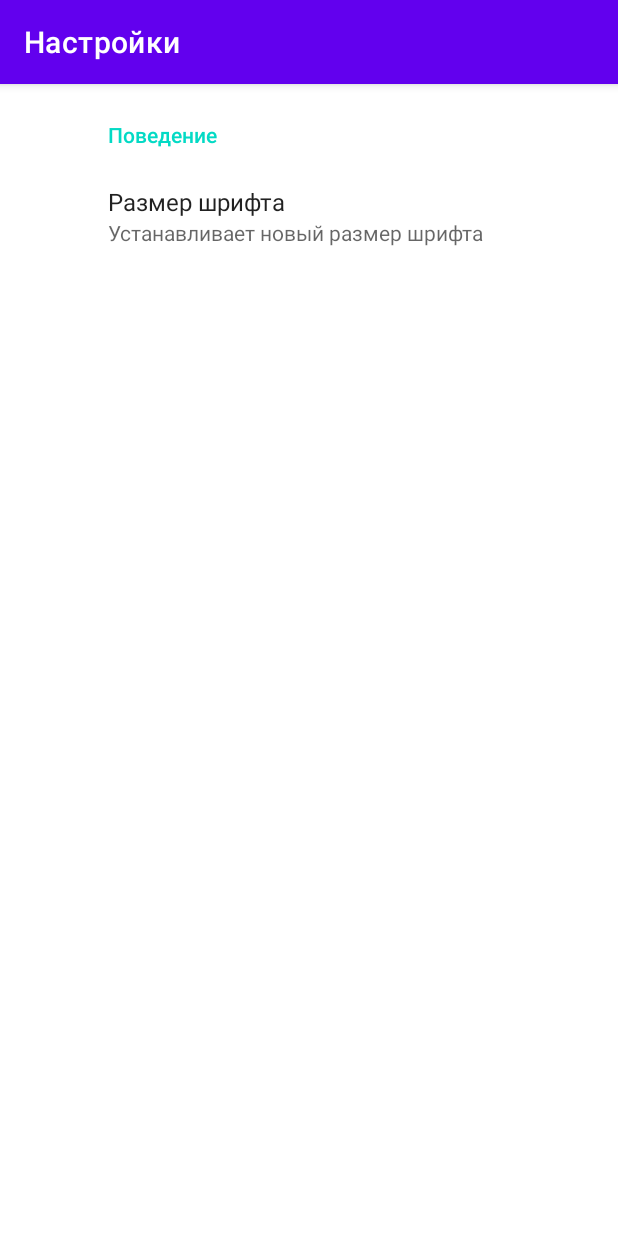
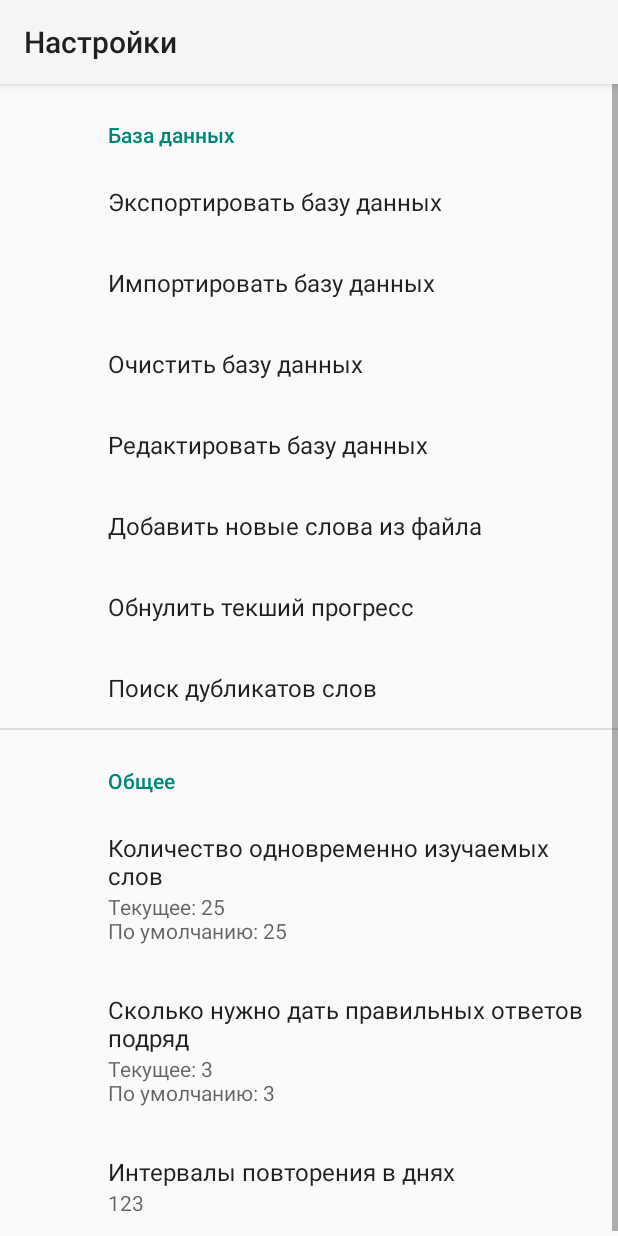
Before and after one commit to Escalt4/Simple-Spaced-Repetition, an Android app: the SettingsActivity screen opened directly, with no data from a screen before it, on a phone screen of 412 x 824 dp. Run offline under Robolectric (Android 15) with nearby library versions, the phone set to English and light mode, and no system bars; our stand-ins replace androidx.preference.

Commit message:
Commit 4

```diff
--- a/app/src/main/AndroidManifest.xml
+++ b/app/src/main/AndroidManifest.xml
@@ -19,7 +19,7 @@
         android:roundIcon="@mipmap/ic_launcher_round"
         android:screenOrientation="portrait"
         android:supportsRtl="true"
-        android:theme="@style/Theme.SimpleIntervals"
+        android:theme="@style/Theme.AppCompat.DayNight"
         tools:targetApi="31">
         <activity
             android:name=".SettingsActivity"
--- a/app/src/main/java/com/example/simpleintervals/LearnWordActivity.java
+++ b/app/src/main/java/com/example/simpleintervals/LearnWordActivity.java
@@ -19,7 +19,7 @@ import java.util.Collections;
 import java.util.List;
 
 public class LearnWordActivity extends AppCompatActivity {
-    public static final String DATABASE_FILE_NAME = "DataBase.txt";
+    public static final String DATABASE_FILE_NAME = "DATABASE";
     public static final Integer QUANTITY_SIMULTANEOUSLY_INDEXES_IN_USE = 25;
     public static final Integer REQUIRED_QUANTITY_CORRECT_ANSWERS = 3;
     public static final Integer[] INTERVALS = {86400, 172800, 432000, 1123200, 2678400, 6739200, 16848000, 42163200, 105494400, 263692800, 659145600, 1647907200};
--- a/app/src/main/java/com/example/simpleintervals/SettingsActivity.java
+++ b/app/src/main/java/com/example/simpleintervals/SettingsActivity.java
@@ -4,7 +4,6 @@ import android.app.Activity;
 import android.content.Intent;
 import android.net.Uri;
 import android.os.Bundle;
-import android.preference.PreferenceActivity;
 import android.util.Log;
 import android.view.View;
 import android.widget.Toast;
@@ -16,15 +15,14 @@ import java.io.FileOutputStream;
 import java.io.InputStream;
 
 
-public class SettingsActivity extends AppCompatActivity {
-    public static final String DATABASE_FILE_NAME = "DataBase.txt";
-
-    // экспорт и импорт все базы данных
-    // убрать расширение txt
+public class SettingsActivity extends AppCompatActivity  {
+    public static final String DATABASE_FILE_NAME = "DATABASE";
+    public static final String SCHEDULED_FILE_NAME = "SCHEDULED";
 
     @Override
     protected void onCreate(Bundle savedInstanceState) {
         super.onCreate(savedInstanceState);
+
         setContentView(R.layout.activity_settings);
 
         getSupportFragmentManager()
@@ -33,8 +31,8 @@ public class SettingsActivity extends AppCompatActivity {
                 .commit();
 
         this.setTitle("Настройки");
+    }
 
-    }
 
     // добавление новых слов в базу данных
     // выбор файла со словами
@@ -43,7 +41,6 @@ public class SettingsActivity extends AppCompatActivity {
         intent.addCategory(Intent.CATEGORY_OPENABLE);
         intent.setType("*/*");
         startActivityForResult(intent, 0);
-
     }
 
     // чтение выбраного файла
--- a/app/src/main/java/com/example/simpleintervals/SettingsFragment.java
+++ b/app/src/main/java/com/example/simpleintervals/SettingsFragment.java
@@ -1,7 +1,13 @@
 package com.example.simpleintervals;
 
+import android.app.Dialog;
 import android.os.Bundle;
+import android.util.Log;
+import android.view.LayoutInflater;
+import android.view.View;
+import android.widget.EditText;
 
+import androidx.preference.Preference;
 import androidx.preference.PreferenceFragmentCompat;
 
 public class SettingsFragment extends PreferenceFragmentCompat {
@@ -10,4 +16,17 @@ public class SettingsFragment extends PreferenceFragmentCompat {
     public void onCreatePreferences(Bundle savedInstanceState, String rootKey) {
         addPreferencesFromResource(R.xml.settings);
     }
+
+    @Override
+    public boolean onPreferenceTreeClick (Preference preference)
+    {
+        String key = preference.getKey();
+        Log.d("SimpleIntervals", key);
+//        if(key.equals("someKey")){
+//            // do your work
+//            return true;
+//        }
+        return false;
+    }
+
 }
--- a/app/src/main/res/layout/activity_settings.xml
+++ b/app/src/main/res/layout/activity_settings.xml
@@ -1,6 +1,6 @@
 <?xml version="1.0" encoding="utf-8"?>
-<androidx.fragment.app.FragmentContainerView
-    xmlns:android="http://schemas.android.com/apk/res/android"
+<androidx.fragment.app.FragmentContainerView xmlns:android="http://schemas.android.com/apk/res/android"
     android:id="@+id/settings_container"
     android:layout_width="match_parent"
-    android:layout_height="match_parent" />
+    android:layout_height="match_parent"
+    android:theme="@style/Theme.SimpleIntervals" />
--- a/app/src/main/res/values-night/themes.xml
+++ b/app/src/main/res/values-night/themes.xml
@@ -1,6 +1,6 @@
 <resources xmlns:tools="http://schemas.android.com/tools">
     <!-- Base application theme. -->
-    <style name="Theme.SimpleIntervals" parent="Theme.MaterialComponents.DayNight.DarkActionBar">
+    <style name="Theme.SimpleIntervals" parent="Theme.AppCompat.DayNight">
         <!-- Primary brand color. -->
         <item name="colorPrimary">@color/purple_200</item>
         <item name="colorPrimaryVariant">@color/purple_700</item>
@@ -12,7 +12,5 @@
         <!-- Status bar color. -->
         <item name="android:statusBarColor" tools:targetApi="l">?attr/colorPrimaryVariant</item>
         <!-- Customize your theme here. -->
-<!--        <item name="windowActionBar">false</item>-->
-<!--        <item name="windowNoTitle">true</item>-->
     </style>
 </resources>
--- a/app/src/main/res/values/themes.xml
+++ b/app/src/main/res/values/themes.xml
@@ -1,6 +1,6 @@
 <resources xmlns:tools="http://schemas.android.com/tools">
     <!-- Base application theme. -->
-    <style name="Theme.SimpleIntervals" parent="Theme.MaterialComponents.DayNight.DarkActionBar">
+    <style name="Theme.SimpleIntervals" parent="Theme.AppCompat.DayNight">
         <!-- Primary brand color. -->
         <item name="colorPrimary">@color/purple_500</item>
         <item name="colorPrimaryVariant">@color/purple_700</item>
@@ -12,7 +12,5 @@
         <!-- Status bar color. -->
         <item name="android:statusBarColor" tools:targetApi="l">?attr/colorPrimaryVariant</item>
         <!-- Customize your theme here. -->
-<!--        <item name="windowActionBar">false</item>-->
-<!--        <item name="windowNoTitle">true</item>-->
     </style>
 </resources>
--- a/app/src/main/res/xml/settings.xml
+++ b/app/src/main/res/xml/settings.xml
@@ -1,16 +1,56 @@
 <?xml version="1.0" encoding="utf-8"?>
-<PreferenceScreen xmlns:android="http://schemas.android.com/apk/res/android"
-    android:theme="@style/Theme.AppCompat.DayNight.DarkActionBar"
-    android:padding="15dp">
+<PreferenceScreen xmlns:android="http://schemas.android.com/apk/res/android">
 
-    <PreferenceCategory android:title="Поведение">
+    <PreferenceCategory android:title="База данных">
+        <Preference
+            android:key="key1"
+            android:title="Экспортировать базу данных" />
+
+        <Preference
+            android:key="key2"
+            android:title="Импортировать базу данных" />
+
+        <Preference
+            android:key="key3"
+            android:title="Очистить базу данных" />
+
+        <Preference
+            android:key="key4"
+            android:title="Редактировать базу данных" />
+
+        <Preference
+            android:key="key5"
+            android:title="Добавить новые слова из файла" />
+
+        <Preference
+            android:key="key6"
+            android:title="Обнулить текший прогресс" />
+
+        <Preference
+            android:key="key7"
+            android:title="Поиск дубликатов слов" />
+
+    </PreferenceCategory>
+
+    <PreferenceCategory android:title="Общее">
 
         <EditTextPreference
-            android:defaultValue="14"
-            android:dialogTitle="Введите размер шрифта (от 10 до 32)"
-            android:key="test_size"
-            android:summary="Устанавливает новый размер шрифта"
-            android:title="Размер шрифта" />
+            android:defaultValue="25"
+            android:key="key_1"
+            android:summary="Текущее: 25\nПо умолчанию: 25"
+            android:title="Количество одновременно изучаемых слов" />
+
+        <EditTextPreference
+            android:defaultValue="3"
+            android:key="key_2"
+            android:summary="Текущее: 3\nПо умолчанию: 3"
+            android:title="Сколько нужно дать правильных ответов подряд" />
+
+        <EditTextPreference
+            android:defaultValue="123"
+            android:key="key_3"
+            android:summary="123"
+            android:title="Интервалы повторения в днях" />
 
     </PreferenceCategory>
 
```
